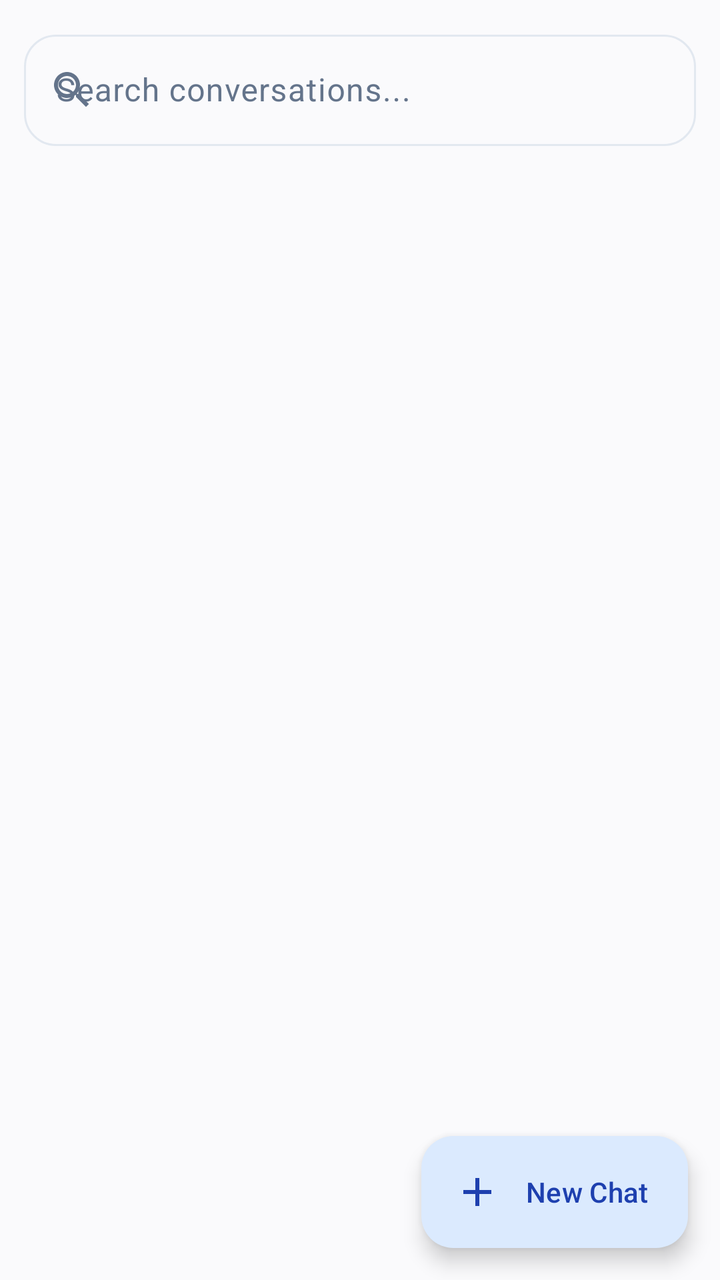
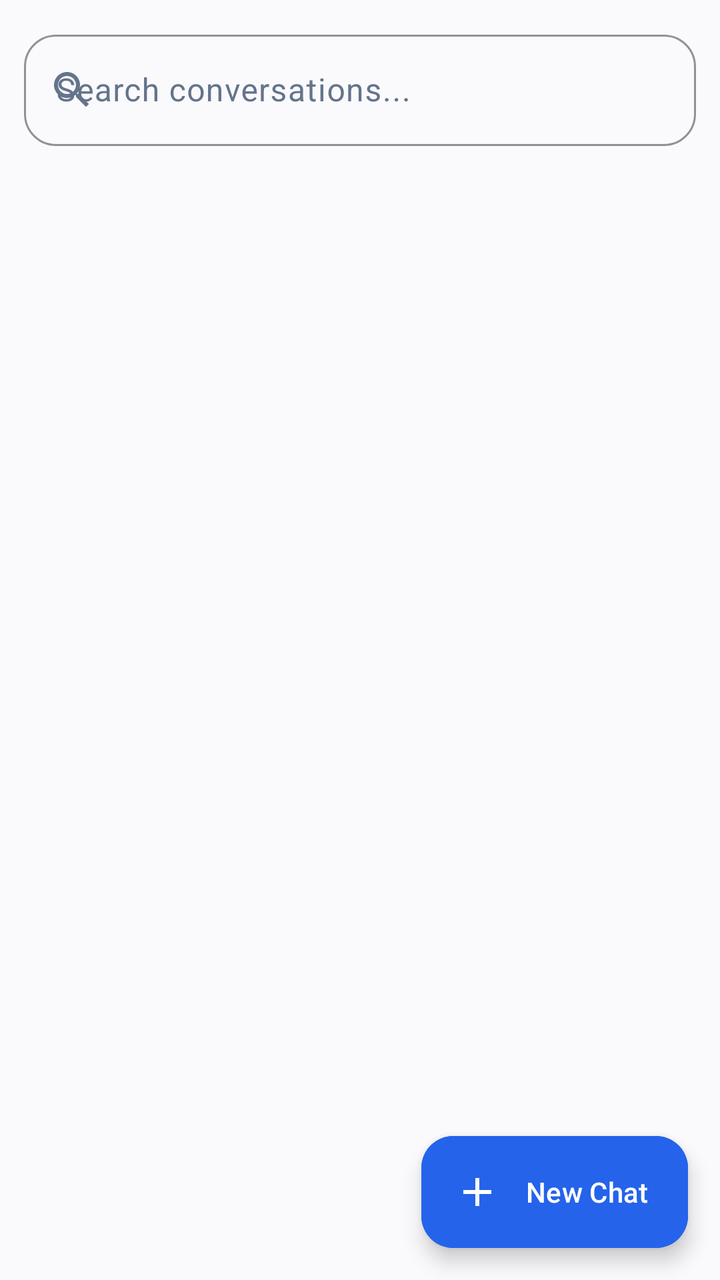

Screens rendered from an Android XML layout before and after an edit, with the pre-edit source and the edit as a unified diff.
<!-- AndroidManifest.xml: application theme Theme.OmniChat -->
<!-- res/layout/fragment_conversations.xml -->
<?xml version="1.0" encoding="utf-8"?>
<androidx.coordinatorlayout.widget.CoordinatorLayout
    xmlns:android="http://schemas.android.com/apk/res/android"
    xmlns:app="http://schemas.android.com/apk/res-auto"
    android:layout_width="match_parent"
    android:layout_height="match_parent"
    android:background="?android:colorBackground">

    <LinearLayout
        android:layout_width="match_parent"
        android:layout_height="match_parent"
        android:orientation="vertical"
        android:padding="12dp">

        
        <com.google.android.material.textfield.TextInputLayout
            android:id="@+id/til_search"
            style="@style/Widget.Material3.TextInputLayout.OutlinedBox"
            android:layout_width="match_parent"
            android:layout_height="wrap_content"
            android:hint="Search conversations..."
            app:boxCornerRadiusBottomEnd="16dp"
            app:boxCornerRadiusBottomStart="16dp"
            app:boxCornerRadiusTopEnd="16dp"
            app:boxCornerRadiusTopStart="16dp"
            app:startIconDrawable="@drawable/ic_search">

            <com.google.android.material.textfield.TextInputEditText
                android:id="@+id/et_search"
                android:layout_width="match_parent"
                android:layout_height="wrap_content"
                android:inputType="text"
                android:maxLines="1" />

        </com.google.android.material.textfield.TextInputLayout>

        
        <androidx.recyclerview.widget.RecyclerView
            android:id="@+id/recycler_conversations"
            android:layout_width="match_parent"
            android:layout_height="match_parent"
            android:layout_marginTop="8dp"
            android:clipToPadding="false"
            android:paddingBottom="72dp" />

    </LinearLayout>

    
    <LinearLayout
        android:id="@+id/layout_empty"
        android:layout_width="wrap_content"
        android:layout_height="wrap_content"
        android:layout_gravity="center"
        android:gravity="center"
        android:orientation="vertical"
        android:visibility="gone">

        <ImageView
            android:layout_width="48dp"
            android:layout_height="48dp"
            android:src="@drawable/ic_history"
            app:tint="?attr/colorOnSurfaceVariant" />

        <TextView
            android:layout_width="wrap_content"
            android:layout_height="wrap_content"
            android:layout_marginTop="8dp"
            android:text="No conversations yet"
            android:textAppearance="@style/TextAppearance.Material3.BodyLarge"
            android:textColor="?attr/colorOnSurfaceVariant" />

    </LinearLayout>

    <com.google.android.material.floatingactionbutton.ExtendedFloatingActionButton
        android:id="@+id/fab_new_conversation"
        android:layout_width="wrap_content"
        android:layout_height="wrap_content"
        android:layout_gravity="bottom|end"
        android:layout_margin="16dp"
        android:text="New Chat"
        app:icon="@drawable/ic_add" />

</androidx.coordinatorlayout.widget.CoordinatorLayout>
<!-- resources referenced by this layout -->
<resources>
  <!-- drawable ic_add (drawable) -->
  <vector xmlns:android="http://schemas.android.com/apk/res/android"
      android:width="24dp"
      android:height="24dp"
      android:viewportWidth="24"
      android:viewportHeight="24"
      android:tint="?attr/colorControlNormal">
      <path
          android:fillColor="@android:color/white"
          android:pathData="M19,13h-6v6h-2v-6H5v-2h6V5h2v6h6v2z" />
  </vector>
  <!-- drawable ic_history (drawable) -->
  <vector xmlns:android="http://schemas.android.com/apk/res/android"
      android:width="24dp"
      android:height="24dp"
      android:viewportWidth="24"
      android:viewportHeight="24"
      android:tint="?attr/colorControlNormal">
      <path
          android:fillColor="@android:color/white"
          android:pathData="M13,3c-4.97,0 -9,4.03 -9,9H1l3.89,3.89 0.07,0.14L9,12H6c0,-3.87 3.13,-7 7,-7s7,3.13 7,7 -3.13,7 -7,7c-1.93,0 -3.68,-0.79 -4.94,-2.06l-1.42,1.42C8.27,19.99 10.51,21 13,21c4.97,0 9,-4.03 9,-9s-4.03,-9 -9,-9zm-1,5v5l4.28,2.54 0.72,-1.21 -3.5,-2.08V8H12z" />
  </vector>
  <!-- drawable ic_search (drawable) -->
  <vector xmlns:android="http://schemas.android.com/apk/res/android"
      android:width="24dp"
      android:height="24dp"
      android:viewportWidth="24"
      android:viewportHeight="24"
      android:tint="?attr/colorControlNormal">
      <path
          android:fillColor="@android:color/white"
          android:pathData="M15.5,14h-0.79l-0.28,-0.27C15.41,12.59 16,11.11 16,9.5 16,5.91 13.09,3 9.5,3S3,5.91 3,9.5 5.91,16 9.5,16c1.61,0 3.09,-0.59 4.23,-1.57l0.27,0.28v0.79l5,4.99L20.49,19l-4.99,-5zm-6,0C7.01,14 5,11.99 5,9.5S7.01,5 9.5,5 14,7.01 14,9.5 11.99,14 9.5,14z" />
  </vector>
  <style name="Theme.OmniChat" parent="Theme.Material3.DayNight.NoActionBar">
          
          <item name="colorPrimary">@color/brand_primary</item>
          <item name="colorOnPrimary">#FFFFFF</item>
          <item name="colorPrimaryContainer">#DBEAFE</item>
          <item name="colorOnPrimaryContainer">#1E40AF</item>
          <item name="colorSecondary">@color/brand_accent</item>
          <item name="colorOnSecondary">#FFFFFF</item>
  
          
          <item name="android:colorBackground">@color/bg_light</item>
          <item name="colorSurface">@color/surface_light</item>
          <item name="colorOnSurface">@color/text_primary_light</item>
          <item name="colorSurfaceVariant">@color/surface_variant_light</item>
          <item name="colorOnSurfaceVariant">@color/text_secondary_light</item>
          <item name="colorOutline">@color/border_light</item>
  
          
          <item name="android:statusBarColor">@android:color/transparent</item>
          <item name="android:navigationBarColor">@android:color/transparent</item>
          <item name="android:windowLightStatusBar">true</item>
          <item name="android:windowLightNavigationBar">true</item>
      </style>
  <color name="brand_primary">#2563EB</color>
  <color name="brand_accent">#7C3AED</color>
  <color name="bg_light">#FAFAFC</color>
  <color name="surface_light">#FFFFFF</color>
  <color name="text_primary_light">#0F172A</color>
  <color name="surface_variant_light">#F1F5F9</color>
  <color name="text_secondary_light">#64748B</color>
  <color name="border_light">#E2E8F0</color>
</resources>

<!-- the commit's change to res/layout/fragment_conversations.xml (unified diff, before → after) -->
@@ -6,70 +6,81 @@
     android:layout_height="match_parent"
     android:background="?android:colorBackground">
 
-    <LinearLayout
+    <androidx.core.widget.NestedScrollView
+        android:id="@+id/scroll_view_conversations"
         android:layout_width="match_parent"
         android:layout_height="match_parent"
-        android:orientation="vertical"
-        android:padding="12dp">
+        android:fillViewport="true">
 
-        
-        <com.google.android.material.textfield.TextInputLayout
-            android:id="@+id/til_search"
-            style="@style/Widget.Material3.TextInputLayout.OutlinedBox"
+        <LinearLayout
             android:layout_width="match_parent"
             android:layout_height="wrap_content"
-            android:hint="Search conversations..."
-            app:boxCornerRadiusBottomEnd="16dp"
-            app:boxCornerRadiusBottomStart="16dp"
-            app:boxCornerRadiusTopEnd="16dp"
-            app:boxCornerRadiusTopStart="16dp"
-            app:startIconDrawable="@drawable/ic_search">
+            android:orientation="vertical"
+            android:padding="12dp">
 
-            <com.google.android.material.textfield.TextInputEditText
-                android:id="@+id/et_search"
+            
+            <com.google.android.material.textfield.TextInputLayout
+                android:id="@+id/til_search"
+                style="@style/Widget.Material3.TextInputLayout.OutlinedBox"
                 android:layout_width="match_parent"
                 android:layout_height="wrap_content"
-                android:inputType="text"
-                android:maxLines="1" />
+                android:hint="Search conversations..."
+                app:boxCornerRadiusBottomEnd="16dp"
+                app:boxCornerRadiusBottomStart="16dp"
+                app:boxCornerRadiusTopEnd="16dp"
+                app:boxCornerRadiusTopStart="16dp"
+                app:boxStrokeColor="@color/brand_primary"
+                app:startIconDrawable="@drawable/ic_search">
 
-        </com.google.android.material.textfield.TextInputLayout>
+                <com.google.android.material.textfield.TextInputEditText
+                    android:id="@+id/et_search"
+                    android:layout_width="match_parent"
+                    android:layout_height="wrap_content"
+                    android:inputType="text"
+                    android:maxLines="1" />
 
-        
-        <androidx.recyclerview.widget.RecyclerView
-            android:id="@+id/recycler_conversations"
-            android:layout_width="match_parent"
-            android:layout_height="match_parent"
-            android:layout_marginTop="8dp"
-            android:clipToPadding="false"
-            android:paddingBottom="72dp" />
+            </com.google.android.material.textfield.TextInputLayout>
 
-    </LinearLayout>
+            
+            <LinearLayout
+                android:id="@+id/layout_empty"
+                android:layout_width="match_parent"
+                android:layout_height="wrap_content"
+                android:gravity="center"
+                android:orientation="vertical"
+                android:paddingTop="64dp"
+                android:paddingBottom="64dp"
+                android:visibility="gone">
 
-    
-    <LinearLayout
-        android:id="@+id/layout_empty"
-        android:layout_width="wrap_content"
-        android:layout_height="wrap_content"
-        android:layout_gravity="center"
-        android:gravity="center"
-        android:orientation="vertical"
-        android:visibility="gone">
+                <ImageView
+                    android:layout_width="48dp"
+                    android:layout_height="48dp"
+                    android:src="@drawable/ic_history"
+                    app:tint="?attr/colorOnSurfaceVariant" />
 
-        <ImageView
-            android:layout_width="48dp"
-            android:layout_height="48dp"
-            android:src="@drawable/ic_history"
-            app:tint="?attr/colorOnSurfaceVariant" />
+                <TextView
+                    android:layout_width="wrap_content"
+                    android:layout_height="wrap_content"
+                    android:layout_marginTop="8dp"
+                    android:text="No conversations yet"
+                    android:textAppearance="@style/TextAppearance.Material3.BodyLarge"
+                    android:textColor="?attr/colorOnSurfaceVariant" />
 
-        <TextView
-            android:layout_width="wrap_content"
-            android:layout_height="wrap_content"
-            android:layout_marginTop="8dp"
-            android:text="No conversations yet"
-            android:textAppearance="@style/TextAppearance.Material3.BodyLarge"
-            android:textColor="?attr/colorOnSurfaceVariant" />
+            </LinearLayout>
 
-    </LinearLayout>
+            
+            <androidx.recyclerview.widget.RecyclerView
+                android:id="@+id/recycler_conversations"
+                android:layout_width="match_parent"
+                android:layout_height="wrap_content"
+                android:layout_marginTop="8dp"
+                android:nestedScrollingEnabled="false"
+                android:clipToPadding="false"
+                android:paddingBottom="80dp" />
+
+        </LinearLayout>
+
+    </androidx.core.widget.NestedScrollView>
 
     <com.google.android.material.floatingactionbutton.ExtendedFloatingActionButton
         android:id="@+id/fab_new_conversation"
@@ -77,7 +88,13 @@
         android:layout_height="wrap_content"
         android:layout_gravity="bottom|end"
         android:layout_margin="16dp"
+        android:backgroundTint="@color/brand_primary"
         android:text="New Chat"
-        app:icon="@drawable/ic_add" />
+        android:textColor="#FFFFFF"
+        app:elevation="0dp"
+        app:hoveredFocusedTranslationZ="0dp"
+        app:icon="@drawable/ic_add"
+        app:iconTint="#FFFFFF"
+        app:pressedTranslationZ="0dp" />
 
 </androidx.coordinatorlayout.widget.CoordinatorLayout>
<!-- resource entries referenced after the edit -->
@@ -51,6 +51,9 @@
           <item name="colorOutline">@color/border_light</item>
   
           
+          <item name="elevationOverlayEnabled">false</item>
+  
+          
           <item name="android:statusBarColor">@android:color/transparent</item>
           <item name="android:navigationBarColor">@android:color/transparent</item>
           <item name="android:windowLightStatusBar">true</item>
